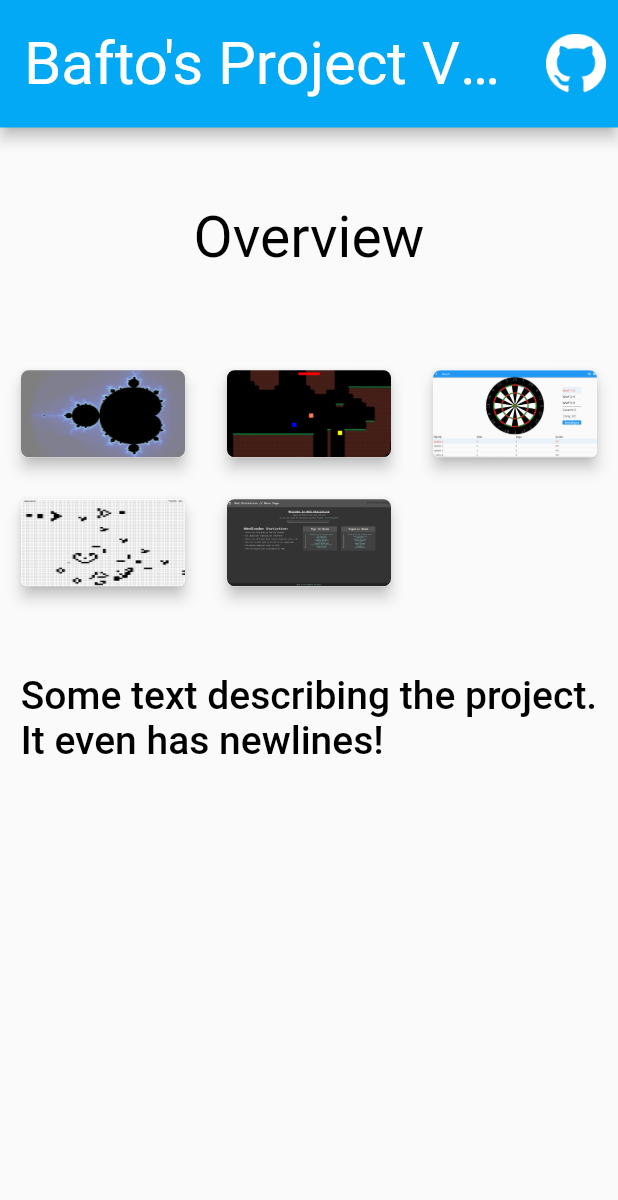
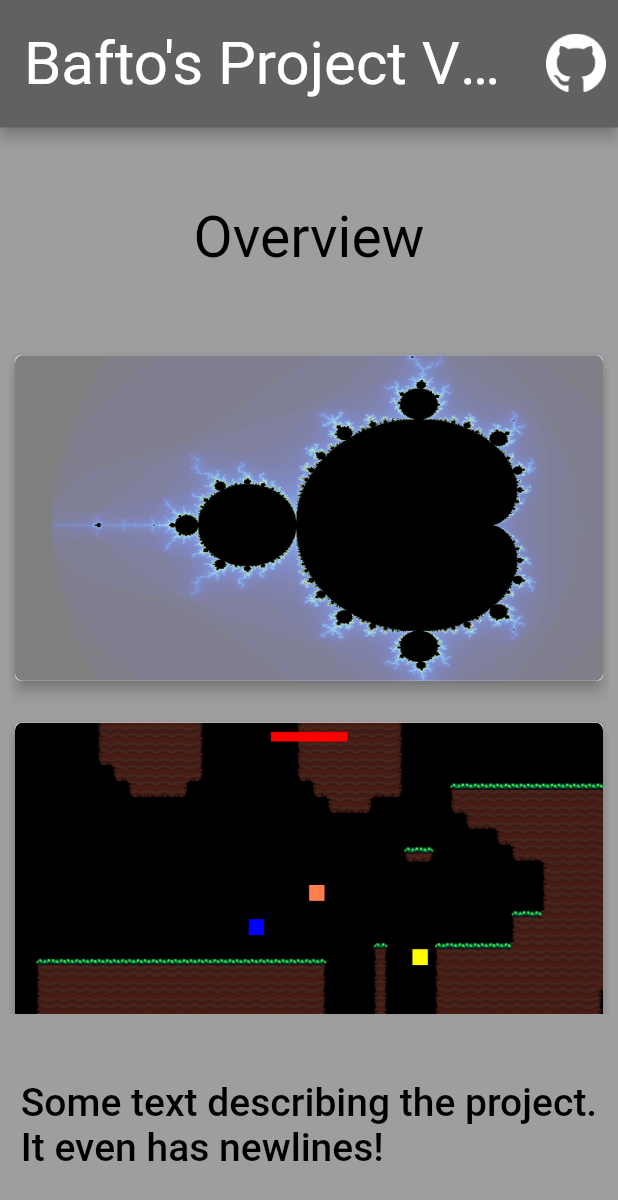
Before and after one commit to bafto/ProjectViewer, a Flutter app: the screen it shows after launch, on a phone screen of 412 x 824 dp. Shown: the top 1200 px of the screen. Run offline on Flutter 3.47's test engine with Material 2 defaults, Android fonts, the phone set to English and light mode, and no system bars; our stand-ins replace auto_route, bordered_text, url_strategy; missing offline and left inert: dart:html.

Commit message:
replaced the gridview, changed some colors and added BorderedText

```diff
--- a/project_viewer/lib/main.dart
+++ b/project_viewer/lib/main.dart
@@ -20,7 +20,8 @@ class MyApp extends StatelessWidget {
       routerDelegate: router.delegate(),
       routeInformationParser: router.defaultRouteParser(),
       theme: ThemeData(
-        primarySwatch: Colors.lightBlue,
+        primarySwatch: Colors.grey,
+        scaffoldBackgroundColor: Colors.grey,
         textTheme: const TextTheme(
           displaySmall: TextStyle(fontSize: 40, color: Colors.white),
           headlineMedium: TextStyle(fontSize: 38, color: Colors.black),
--- a/project_viewer/lib/pages/home_page.dart
+++ b/project_viewer/lib/pages/home_page.dart
@@ -28,23 +28,44 @@ class _HomePageState extends State<HomePage> {
           ),
           Flexible(
             flex: 3,
-            child: ConstrainedBox(
+            child: SingleChildScrollView(
+              scrollDirection: Axis.vertical,
+              child: ConstrainedBox(
               constraints: const BoxConstraints(maxWidth: 1300),
-              child: GridView.count(
-                shrinkWrap: true,
-                childAspectRatio: 16 / 9,
-                crossAxisCount: 3,
-                mainAxisSpacing: 20,
-                crossAxisSpacing: 20,
-                padding: const EdgeInsets.all(10),
+              child: Wrap(
+                spacing: 20,
+                runSpacing: 20,
+                alignment: WrapAlignment.center,
+                crossAxisAlignment: WrapCrossAlignment.center,
                 children: [
-                  ProjectShowcaseCard(projectPage: MandelbrotPage()),
-                  ProjectShowcaseCard(projectPage: PlatformerPage()),
-                  ProjectShowcaseCard(projectPage: DartcounterPage()),
-                  ProjectShowcaseCard(projectPage: GameoflifePage()),
-                  ProjectShowcaseCard(projectPage: ModstatsPage()),
+                  SizedBox(
+                    child: ProjectShowcaseCard(projectPage: MandelbrotPage()),
+                    width: 400,
+                    height: 225,
+                  ),
+                  SizedBox(
+                    child: ProjectShowcaseCard(projectPage: PlatformerPage()),
+                    width: 400,
+                    height: 225,
+                  ),
+                  SizedBox(
+                    child: ProjectShowcaseCard(projectPage: DartcounterPage()),
+                    width: 400,
+                    height: 225,
+                  ),
+                  SizedBox(
+                    child: ProjectShowcaseCard(projectPage: GameoflifePage()),
+                    width: 400,
+                    height: 225,
+                  ),
+                  SizedBox(
+                    child: ProjectShowcaseCard(projectPage: ModstatsPage()),
+                    width: 400,
+                    height: 225,
+                  ),
                 ],
               ),
+            ),
             ),
           ),
           Flexible(
--- a/project_viewer/lib/util/default_app_bar.dart
+++ b/project_viewer/lib/util/default_app_bar.dart
@@ -7,6 +7,7 @@ AppBar defaultAppBar(BuildContext context, String title) {
   final theme = Theme.of(context);
   return AppBar(
     toolbarHeight: 85,
+    backgroundColor: Colors.grey.shade700,
     title: Text("Bafto's Project Viewer // $title", style: theme.textTheme.displaySmall),
     actions: [
       IconButton(
--- a/project_viewer/lib/widgets/project_showcase_card.dart
+++ b/project_viewer/lib/widgets/project_showcase_card.dart
@@ -3,6 +3,7 @@ import 'dart:ui';
 import 'package:flutter/material.dart';
 import 'package:project_viewer/pages/project_pages/project_page.dart';
 import 'package:auto_route/auto_route.dart';
+import 'package:bordered_text/bordered_text.dart';
 
 // A widget that displays a background image
 // and onHover animates some text with a header
@@ -41,6 +42,7 @@ class _ProjectShowcaseCardState extends State<ProjectShowcaseCard> with TickerPr
   @override
   Widget build(BuildContext context) {
     final theme = Theme.of(context); // get the global theme for some text styles
+    final textColor = Colors.white;
 
     return Card( // main widget
       elevation: 4, // how big the shadow under the card is
@@ -106,8 +108,16 @@ class _ProjectShowcaseCardState extends State<ProjectShowcaseCard> with TickerPr
                         padding: const EdgeInsets.all(5),
                         child: Column(
                           children: [
-                            Text(widget.projectPage.title, style: theme.textTheme.headlineMedium),
-                            Text(widget.projectPage.shortDescription, style: theme.textTheme.bodyLarge),
+                            BorderedText(
+                              child: Text(widget.projectPage.title, style: theme.textTheme.headlineMedium!.merge(TextStyle(color: textColor))),
+                              strokeColor: Colors.black,
+                              strokeWidth: 2.5,
+                            ),
+                            BorderedText(
+                              child: Text(widget.projectPage.shortDescription, style: theme.textTheme.bodyLarge!.merge(TextStyle(color: textColor)), textAlign: TextAlign.center),
+                              strokeColor: Colors.black,
+                              strokeWidth: 2.5,
+                            ),
                           ],
                         )
                       ),
--- a/project_viewer/pubspec.yaml
+++ b/project_viewer/pubspec.yaml
@@ -31,6 +31,7 @@ dependencies:
     sdk: flutter
   auto_route: 3.2.3+1
   url_strategy: ^0.2.0
+  bordered_text: ^2.0.0
 
 
   # The following adds the Cupertino Icons font to your application.
```
Also changed, not shown: project_viewer/pubspec.lock.
